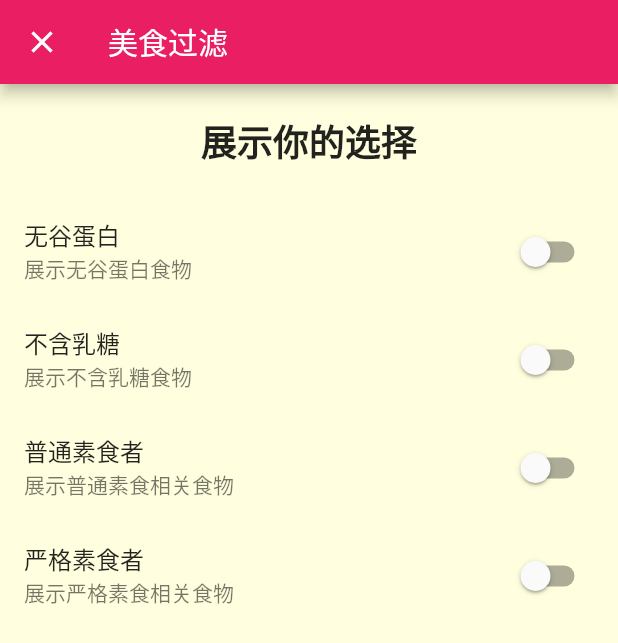
After one commit to GitLqr/FlutterStudy, a Flutter app: the HYFilterScreen screen opened by its route, on a phone screen of 412 x 824 dp. The commit adds this screen. Shown: the top 643 px of the screen. Run offline on Flutter 3.47's test engine with Material 2 defaults, Android fonts, the phone set to English and light mode, and no system bars; our stand-ins replace dio.

Commit message:
实现过滤功能。

```diff
--- a/lib/core/router/route.dart
+++ b/lib/core/router/route.dart
@@ -1,5 +1,6 @@
 import 'package:flutter/material.dart';
 import 'package:learn_flutter/ui/page/detail/detail.dart';
+import 'package:learn_flutter/ui/page/filter/filter.dart';
 import 'package:learn_flutter/ui/page/main/main.dart';
 import 'package:learn_flutter/ui/page/meal/meal.dart';
 
@@ -10,6 +11,16 @@ class HYRouter {
     HYMealScreen.routeName: (ctx) => HYMealScreen(),
     HYDetailScreen.routeName: (ctx) => HYDetailScreen(),
   };
-  static final RouteFactory generateRoute = (settings) {};
+  static final RouteFactory generateRoute = (settings) {
+    if (settings.name == HYFilterScreen.routeName) {
+      return MaterialPageRoute(
+        builder: (ctx) {
+          return HYFilterScreen();
+        },
+        fullscreenDialog: true,
+      );
+    }
+    return null;
+  };
   static final RouteFactory unknownRoute = (settings) {};
 }
--- a/lib/core/viewmodel/favor_view_model.dart
+++ b/lib/core/viewmodel/favor_view_model.dart
@@ -1,20 +1,16 @@
 import 'package:flutter/material.dart';
 import 'package:learn_flutter/core/model/meal_model.dart';
+import 'package:learn_flutter/core/viewmodel/base_view_model.dart';
+import 'package:learn_flutter/core/viewmodel/filter_view_model.dart';
 
-class HYFavorViewModel extends ChangeNotifier {
-  List<HYMealModel> _favorMeals = [];
-
-  List<HYMealModel> get favorMeals {
-    return _favorMeals;
-  }
-
+class HYFavorViewModel extends BaseMealViewModel {
   void addMeal(HYMealModel meal) {
-    _favorMeals.add(meal);
+    originMeals.add(meal);
     notifyListeners();
   }
 
   void removeMeal(HYMealModel meal) {
-    _favorMeals.remove(meal);
+    originMeals.remove(meal);
     notifyListeners();
   }
 
@@ -27,6 +23,6 @@ class HYFavorViewModel extends ChangeNotifier {
   }
 
   bool isFavor(HYMealModel meal) {
-    return _favorMeals.contains(meal);
+    return originMeals.contains(meal);
   }
 }
--- /dev/null
+++ b/lib/core/viewmodel/filter_view_model.dart
@@ -0,0 +1,43 @@
+import 'package:flutter/material.dart';
+
+class HYFilterViewModel extends ChangeNotifier {
+  // 无谷蛋白
+  bool _isGLutenFree = false;
+
+  // 有无乳糖
+  bool _isLactoseFree = false;
+
+  // 素食主义
+  bool _isVegetarian = false;
+
+  // 严格素食主义
+  bool _isVegan = false;
+
+  bool get isGLutenFree => _isGLutenFree;
+
+  set isGLutenFree(bool value) {
+    _isGLutenFree = value;
+    notifyListeners();
+  }
+
+  bool get isLactoseFree => _isLactoseFree;
+
+  set isLactoseFree(bool value) {
+    _isLactoseFree = value;
+    notifyListeners();
+  }
+
+  bool get isVegan => _isVegan;
+
+  set isVegan(bool value) {
+    _isVegan = value;
+    notifyListeners();
+  }
+
+  bool get isVegetarian => _isVegetarian;
+
+  set isVegetarian(bool value) {
+    _isVegetarian = value;
+    notifyListeners();
+  }
+}
--- a/lib/core/viewmodel/meal_view_model.dart
+++ b/lib/core/viewmodel/meal_view_model.dart
@@ -1,18 +1,11 @@
-import 'package:flutter/material.dart';
-import 'package:learn_flutter/core/model/meal_model.dart';
 import 'package:learn_flutter/core/services/meal_request.dart';
 
-class HYMealViewModel extends ChangeNotifier {
-  List<HYMealModel> _meals = [];
+import 'base_view_model.dart';
 
-  List<HYMealModel> get meals {
-    return _meals;
-  }
-
+class HYMealViewModel extends BaseMealViewModel {
   HYMealViewModel() {
     HYMealRequest.getMealData().then((res) {
-      _meals = res;
-      notifyListeners();
+      meals = res;
     });
   }
 }
--- a/lib/ui/page/favor/favor_content.dart
+++ b/lib/ui/page/favor/favor_content.dart
@@ -8,16 +8,16 @@ class HYFavorContent extends StatelessWidget {
   Widget build(BuildContext context) {
     return Consumer<HYFavorViewModel>(
       builder: (ctx, favorVM, child) {
-        if (favorVM.favorMeals.length == 0) {
+        if (favorVM.meals.length == 0) {
           return Center(
             child: Text("未收藏美食"),
           );
         }
 
         return ListView.builder(
-          itemCount: favorVM.favorMeals.length,
+          itemCount: favorVM.meals.length,
           itemBuilder: (itemCtx, index) {
-            return HYMealItem(favorVM.favorMeals[index]);
+            return HYMealItem(favorVM.meals[index]);
           },
         );
       },
--- /dev/null
+++ b/lib/ui/page/filter/filter.dart
@@ -0,0 +1,16 @@
+import 'package:flutter/material.dart';
+import 'package:learn_flutter/ui/page/filter/filter_content.dart';
+
+class HYFilterScreen extends StatelessWidget {
+  static const String routeName = "/filter";
+
+  @override
+  Widget build(BuildContext context) {
+    return Scaffold(
+      appBar: AppBar(
+        title: Text("美食过滤"),
+      ),
+      body: HYFilterContent(),
+    );
+  }
+}
--- /dev/null
+++ b/lib/ui/page/filter/filter_content.dart
@@ -0,0 +1,68 @@
+import 'package:flutter/material.dart';
+import 'package:learn_flutter/core/viewmodel/filter_view_model.dart';
+import 'package:provider/provider.dart';
+
+class HYFilterContent extends StatelessWidget {
+  @override
+  Widget build(BuildContext context) {
+    return Column(
+      children: [
+        buildChoiceTitle(context),
+        buildChoiceSelect(),
+      ],
+    );
+  }
+
+  Widget buildChoiceTitle(BuildContext context) {
+    return Container(
+      padding: EdgeInsets.all(20),
+      alignment: Alignment.center,
+      child: Text(
+        "展示你的选择",
+        style: Theme
+            .of(context)
+            .textTheme
+            .display3
+            .copyWith(fontWeight: FontWeight.bold),
+      ),
+    );
+  }
+
+  Widget buildChoiceSelect() {
+    return Expanded(
+      child: Consumer<HYFilterViewModel>(
+        builder: (ctx, filterVM, child) {
+          return ListView(
+            children: [
+              buildListTile(
+                  "无谷蛋白", "展示无谷蛋白食物", filterVM.isGLutenFree, (value) {
+                filterVM.isGLutenFree = value;
+              }),
+              buildListTile(
+                  "不含乳糖", "展示不含乳糖食物", filterVM.isLactoseFree, (value) {
+                filterVM.isLactoseFree = value;
+              }),
+              buildListTile(
+                  "普通素食者", "展示普通素食相关食物", filterVM.isVegetarian, (value) {
+                filterVM.isVegetarian = value;
+              }),
+              buildListTile(
+                  "严格素食者", "展示严格素食相关食物", filterVM.isVegan, (value) {
+                filterVM.isVegan = value;
+              }),
+            ],
+          );
+        },
+      ),
+    );
+  }
+
+  Widget buildListTile(String title, String subtitle, bool value,
+      Function onChange) {
+    return ListTile(
+      title: Text(title),
+      subtitle: Text(subtitle),
+      trailing: Switch(value: value, onChanged: onChange),
+    );
+  }
+}
--- a/lib/ui/page/home/home.dart
+++ b/lib/ui/page/home/home.dart
@@ -11,7 +11,7 @@ class HYHomeScreen extends StatelessWidget {
     return Scaffold(
       appBar: HYHomeAppBar(context),
       body: HYHomeContent(),
-      drawer: HYHomeDrawer(),
+      // drawer: HYHomeDrawer(),
     );
   }
 }
--- a/lib/ui/page/home/home_drawer.dart
+++ b/lib/ui/page/home/home_drawer.dart
@@ -1,4 +1,5 @@
 import 'package:flutter/material.dart';
+import 'package:learn_flutter/ui/page/filter/filter.dart';
 
 class HYHomeDrawer extends StatelessWidget {
   @override
@@ -13,7 +14,7 @@ class HYHomeDrawer extends StatelessWidget {
               Navigator.of(context).pop();
             }),
             buildListTile(context, Icon(Icons.settings), "过滤", () {
-              Navigator.of(context).pop();
+              Navigator.of(context).pushNamed(HYFilterScreen.routeName);
             }),
           ],
         ),
--- a/lib/ui/page/main/main.dart
+++ b/lib/ui/page/main/main.dart
@@ -1,4 +1,5 @@
 import 'package:flutter/material.dart';
+import 'package:learn_flutter/ui/page/home/home_drawer.dart';
 import 'package:learn_flutter/ui/page/main/initialize_items.dart';
 
 import 'initialize_items.dart';
@@ -16,6 +17,7 @@ class _HYMainScreenState extends State<HYMainScreen> {
   @override
   Widget build(BuildContext context) {
     return Scaffold(
+      drawer: HYHomeDrawer(),
       body: IndexedStack(
         index: _currentIndex,
         children: pages,
```
Also changed, not shown: lib/core/viewmodel/base_view_model.dart (added, +32 -0 lines), lib/main.dart (+18 -2 lines), lib/ui/page/home/home_app_bar.dart (+21 -8 lines), pubspec.lock.
